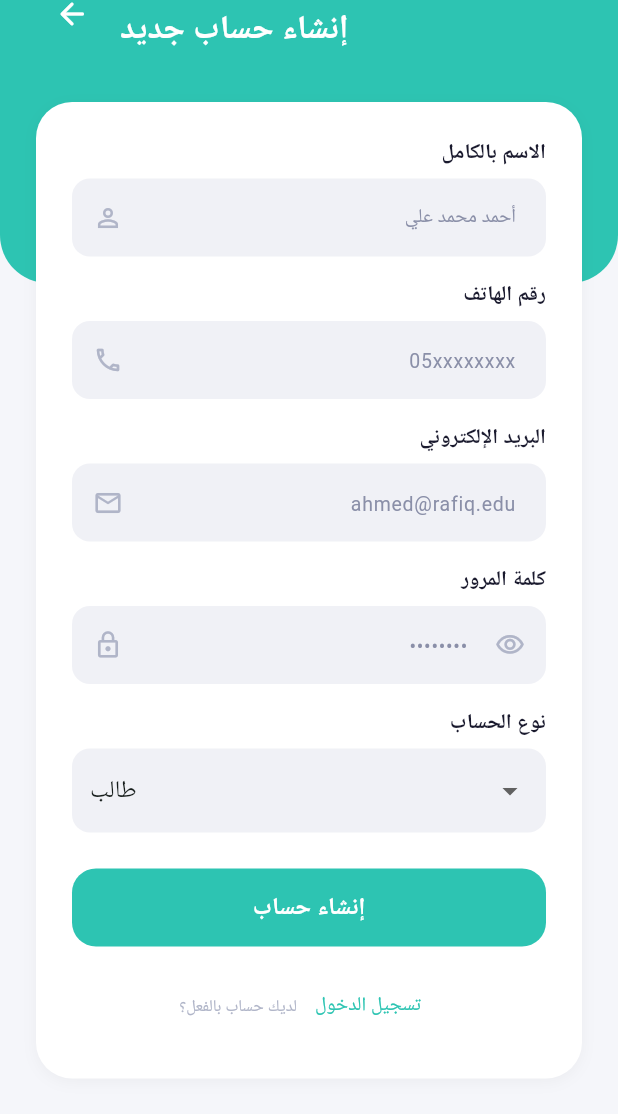
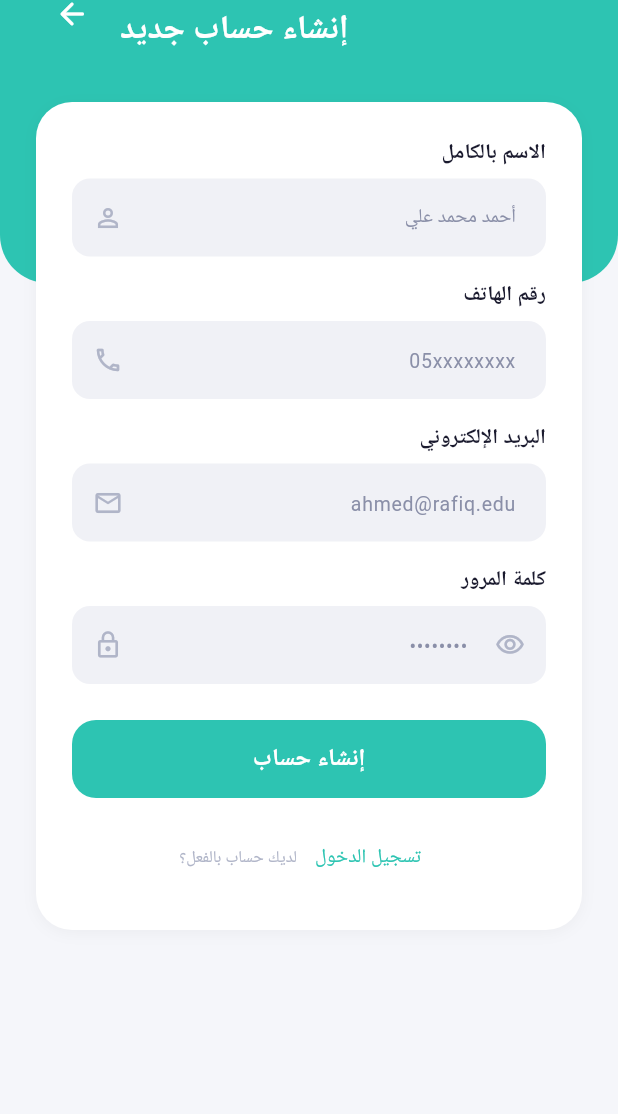
Before and after one commit to ahmedsukkary52-cmd/Rafiq-academy, a Flutter app: the RegisterPage screen opened by its route, on a phone screen of 412 x 824 dp, the part 63-1177 px from its top. Run offline on Flutter 3.47's test engine with Material 3 defaults, Android fonts, the phone set to English and light mode, and no system bars; our stand-ins replace bloc_concurrency, cloud_firestore, cloud_functions, equatable, file_picker, firebase_auth and 17 more; missing offline and left inert: record; accounts and stored records are empty; Roboto replaces fonts that are missing (NotoNaskhArabic).

Commit message:
feat(auth): restrict self registration to students

```diff
--- a/lib/features/auth/presentation/pages/register_page.dart
+++ b/lib/features/auth/presentation/pages/register_page.dart
@@ -21,7 +21,6 @@ class _RegisterPageState extends State<RegisterPage> {
   final _passwordCtrl = TextEditingController();
   final _nameCtrl = TextEditingController();
   final _phoneCtrl = TextEditingController();
-  String _selectedRole = AppRoles.student;
   bool _obscurePass = true;
 
   @override
@@ -41,7 +40,7 @@ class _RegisterPageState extends State<RegisterPage> {
         password: _passwordCtrl.text,
         name: _nameCtrl.text.trim(),
         phone: _phoneCtrl.text.trim(),
-        role: _selectedRole,
+        role: AppRoles.student,
       ),
     );
   }
@@ -229,50 +228,6 @@ class _RegisterPageState extends State<RegisterPage> {
                                   return null;
                                 },
                               ),
-                              const SizedBox(height: 16),
-
-                              _buildLabel('نوع الحساب'),
-                              const SizedBox(height: 6),
-                              Container(
-                                decoration: BoxDecoration(
-                                  color: AppColors.surfaceGrey,
-                                  borderRadius: BorderRadius.circular(
-                                    AppSizes.radiusM,
-                                  ),
-                                ),
-                                padding: const EdgeInsets.symmetric(
-                                  horizontal: 12,
-                                  vertical: 4,
-                                ),
-                                child: DropdownButtonHideUnderline(
-                                  child: DropdownButton<String>(
-                                    value: _selectedRole,
-                                    isExpanded: true,
-                                    dropdownColor: AppColors.surface,
-                                    items: const [
-                                      DropdownMenuItem(
-                                        value: AppRoles.student,
-                                        child: Text('طالب'),
-                                      ),
-                                      DropdownMenuItem(
-                                        value: AppRoles.teacher,
-                                        child: Text('معلم'),
-                                      ),
-                                      DropdownMenuItem(
-                                        value: AppRoles.parent,
-                                        child: Text('ولي أمر'),
-                                      ),
-                                    ],
-                                    onChanged: (value) {
-                                      if (value != null) {
-                                        setState(() {
-                                          _selectedRole = value;
-                                        });
-                                      }
-                                    },
-                                  ),
-                                ),
-                              ),
                               const SizedBox(height: 24),
 
                               AppButton(
```
Also changed, not shown: 1 other file.
